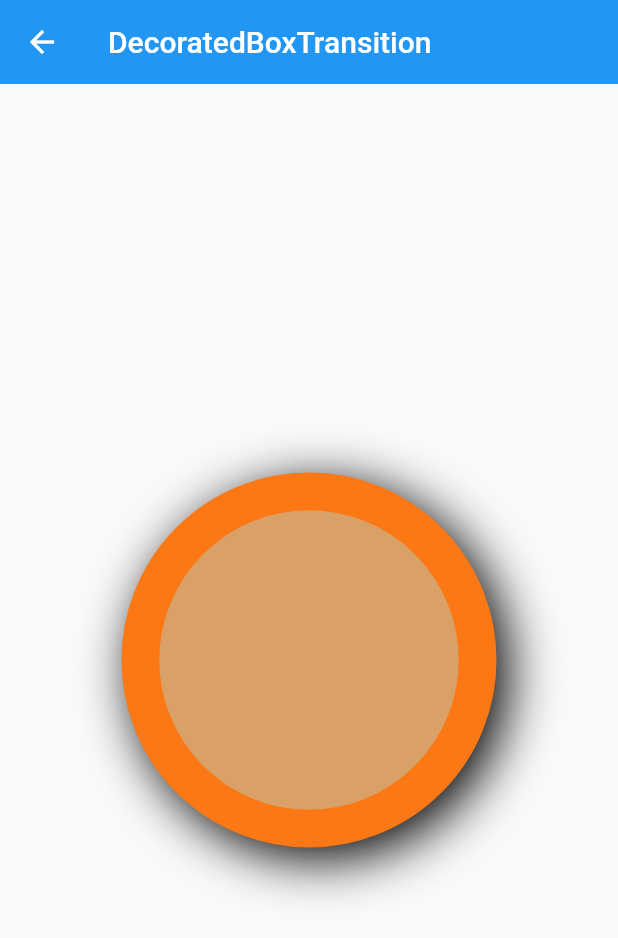
After one commit to codprincess/flutter_base, a Flutter app: the DecoratedBoxTransitionPage screen opened by its route, on a phone screen of 412 x 824 dp. The commit adds this screen. Shown: the top 938 px of the screen. Run offline on Flutter 3.47's test engine with Material 2 defaults, Android fonts, the phone set to English and light mode, and no system bars; our stand-ins replace shared_preferences; missing offline and left inert: fancy_bottom_navigation_2; accounts and stored records are empty.

Commit message:
DecoratedBoxTransition

```diff
--- /dev/null
+++ b/lib/DecoratedBoxTransitionPage.dart
@@ -0,0 +1,63 @@
+import 'package:flutter/material.dart';
+
+class DecoratedBoxTransitionPage extends StatefulWidget {
+  const DecoratedBoxTransitionPage({Key? key}) : super(key: key);
+
+  @override
+  State<DecoratedBoxTransitionPage> createState() => _DecoratedBoxTransitionPageState();
+}
+
+class _DecoratedBoxTransitionPageState extends State<DecoratedBoxTransitionPage>  with SingleTickerProviderStateMixin{
+  late AnimationController _controller;
+
+  @override
+  void initState() {
+    // TODO: implement initState
+    _controller = AnimationController(
+      duration: const Duration(seconds: 5),
+      vsync: this
+    )..repeat(reverse: true);
+    super.initState();
+  }
+
+  final DecorationTween _decorationTween = DecorationTween(
+    begin: BoxDecoration(
+      color: Colors.yellow,
+      shape: BoxShape.circle,
+      boxShadow:const [
+        BoxShadow(offset: Offset(0,0),blurRadius: 30,spreadRadius: 0)
+      ],
+      border: Border.all(width: 10.0,color: Colors.orange)
+    ),
+    end: BoxDecoration(
+      color: Colors.purple,
+      shape: BoxShape.circle,
+      boxShadow: const [
+        BoxShadow(offset: Offset(20, 20),blurRadius: 30,spreadRadius: 0)
+      ],
+      border: Border.all(width: 50,color: Colors.red)
+    )
+  );
+  @override
+  void dispose() {
+    // TODO: implement dispose
+    _controller.dispose();
+    super.dispose();
+  }
+
+  @override
+  Widget build(BuildContext context) {
+    return Scaffold(
+      appBar: AppBar(title: const Text('DecoratedBoxTransition'),),
+      body: Center(
+        child: DecoratedBoxTransition(
+          decoration: _decorationTween.animate(_controller),
+          child: const SizedBox(
+            width: 250,
+            height: 250,
+          ),
+        ),
+      ),
+    );
+  }
+}
--- a/lib/main.dart
+++ b/lib/main.dart
@@ -5,6 +5,7 @@ import 'package:flutter_base/AnimatedModalBarrierPage.dart';
 import 'package:flutter_base/AppPage.dart';
 import 'package:flutter_base/BorderPage.dart';
 import 'package:flutter_base/BottomAppBarPage.dart';
+import 'package:flutter_base/DecoratedBoxTransitionPage.dart';
 import 'package:flutter_base/ModalBarrierPage.dart';
 import 'package:flutter_base/BoxDecorationPage.dart';
 import 'package:flutter_base/CurvePage.dart';
@@ -191,6 +192,7 @@ class _MyAppState extends State<MyApp> {
               'AnimatedBuilder_Page':(context)=>AnimatedBuilderPage(),
               'AlignTransition_Page':(context)=>AlignTransitionPage(),
               'AnimatedModalBarrier_Page':(context)=>AnimatedModalBarrierPage(),
+              'DecoratedBoxTransition_Page':(context) => DecoratedBoxTransitionPage(),
 
             },
           );
@@ -633,6 +635,13 @@ class _MyHomePageState extends State<MyHomePage> {
                     child: const Text('AnimatedModalBarrier'),
                   ),
 
+                  ElevatedButton(
+                    onPressed: (){
+                      Navigator.pushNamed(context, 'DecoratedBoxTransition_Page');
+                    },
+                    child: const Text('DecoratedBoxTransition'),
+                  ),
+
 
                   ElevatedButton(
                     onPressed: (){
```
